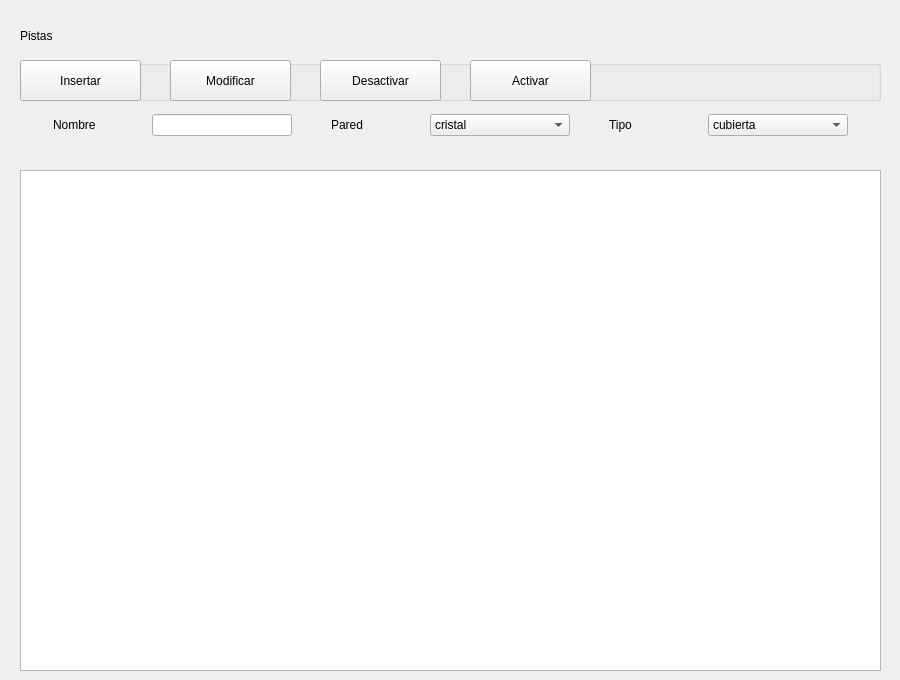
Old version of the form ui/qt/pista_page.ui in the repository i82camud/Club_Padel.
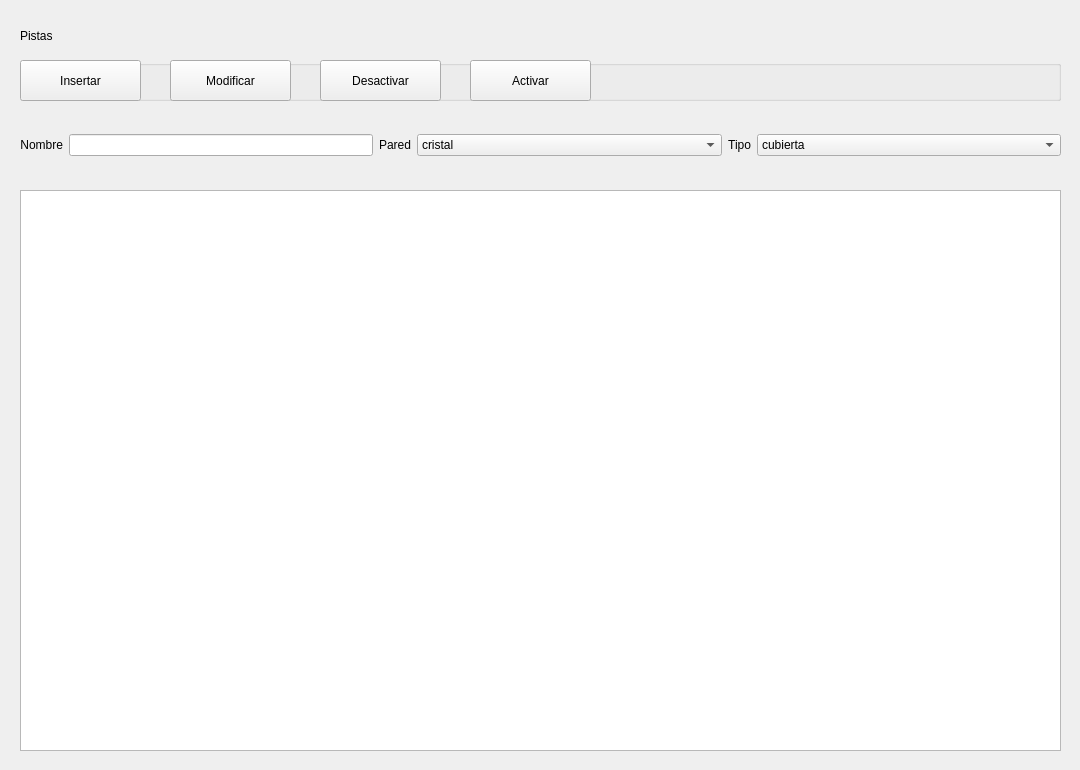
New version of the form.

Diff of the .ui file:
```diff
--- a/ui/qt/pista_page.ui
+++ b/ui/qt/pista_page.ui
@@ -6,8 +6,8 @@
    <rect>
     <x>0</x>
     <y>0</y>
-    <width>900</width>
-    <height>680</height>
+    <width>1080</width>
+    <height>770</height>
    </rect>
   </property>
   <property name="windowTitle">
@@ -18,7 +18,7 @@
     <rect>
      <x>20</x>
      <y>60</y>
-     <width>861</width>
+     <width>1041</width>
      <height>41</height>
     </rect>
    </property>
@@ -78,34 +78,98 @@
     </property>
    </widget>
   </widget>
-  <widget class="QWidget" name="gridLayoutWidget">
+  <widget class="QTableWidget" name="tabla_pistas">
+   <property name="geometry">
+    <rect>
+     <x>20</x>
+     <y>190</y>
+     <width>1041</width>
+     <height>561</height>
+    </rect>
+   </property>
+   <property name="alternatingRowColors">
+    <bool>true</bool>
+   </property>
+   <property name="selectionBehavior">
+    <enum>QAbstractItemView::SelectRows</enum>
+   </property>
+  </widget>
+  <widget class="QLabel" name="label_socios">
+   <property name="geometry">
+    <rect>
+     <x>20</x>
+     <y>20</y>
+     <width>221</width>
+     <height>31</height>
+    </rect>
+   </property>
+   <property name="text">
+    <string>Pistas</string>
+   </property>
+  </widget>
+  <widget class="QWidget" name="gridLayoutWidget_2">
    <property name="geometry">
     <rect>
      <x>20</x>
      <y>110</y>
-     <width>861</width>
-     <height>31</height>
+     <width>1041</width>
+     <height>71</height>
     </rect>
    </property>
-   <layout class="QGridLayout" name="gridLayout">
+   <layout class="QGridLayout" name="gridLayout_2">
+    <item row="0" column="0">
+     <widget class="QLabel" name="label_4">
+      <property name="sizePolicy">
+       <sizepolicy hsizetype="Fixed" vsizetype="Preferred">
+        <horstretch>0</horstretch>
+        <verstretch>0</verstretch>
+       </sizepolicy>
+      </property>
+      <property name="text">
+       <string>Nombre</string>
+      </property>
+      <property name="alignment">
+       <set>Qt::AlignRight|Qt::AlignTrailing|Qt::AlignVCenter</set>
+      </property>
+     </widget>
+    </item>
+    <item row="0" column="4">
+     <widget class="QLabel" name="label_5">
+      <property name="sizePolicy">
+       <sizepolicy hsizetype="Fixed" vsizetype="Preferred">
+        <horstretch>0</horstretch>
+        <verstretch>0</verstretch>
+       </sizepolicy>
+      </property>
+      <property name="text">
+       <string>Tipo</string>
+      </property>
+      <property name="alignment">
+       <set>Qt::AlignRight|Qt::AlignTrailing|Qt::AlignVCenter</set>
+      </property>
+     </widget>
+    </item>
     <item row="0" column="2">
-     <widget class="QLabel" name="label_2">
-      <property name="maximumSize">
-       <size>
-        <width>60</width>
-        <height>16777215</height>
-       </size>
+     <widget class="QLabel" name="label_6">
+      <property name="sizePolicy">
+       <sizepolicy hsizetype="Fixed" vsizetype="Preferred">
+        <horstretch>0</horstretch>
+        <verstretch>0</verstretch>
+       </sizepolicy>
       </property>
       <property name="text">
        <string>Pared</string>
       </property>
+      <property name="alignment">
+       <set>Qt::AlignRight|Qt::AlignTrailing|Qt::AlignVCenter</set>
+      </property>
      </widget>
     </item>
-    <item row="0" column="7">
+    <item row="0" column="5">
      <widget class="QComboBox" name="cmb_tipo">
       <property name="maximumSize">
        <size>
-        <width>140</width>
+        <width>16777215</width>
         <height>16777215</height>
        </size>
       </property>
@@ -125,7 +189,7 @@
      <widget class="QComboBox" name="cmb_pared">
       <property name="maximumSize">
        <size>
-        <width>140</width>
+        <width>16777215</width>
         <height>16777215</height>
        </size>
       </property>
@@ -141,66 +205,29 @@
       </item>
      </widget>
     </item>
-    <item row="0" column="4">
-     <widget class="QLabel" name="label_3">
-      <property name="maximumSize">
-       <size>
-        <width>60</width>
-        <height>16777215</height>
-       </size>
-      </property>
-      <property name="text">
-       <string>Tipo</string>
-      </property>
-     </widget>
-    </item>
     <item row="0" column="1">
      <widget class="QLineEdit" name="txt_nombre">
-      <property name="maximumSize">
-       <size>
-        <width>140</width>
-        <height>16777215</height>
-       </size>
+      <property name="sizePolicy">
+       <sizepolicy hsizetype="Preferred" vsizetype="Fixed">
+        <horstretch>0</horstretch>
+        <verstretch>0</verstretch>
+       </sizepolicy>
       </property>
-     </widget>
-    </item>
-    <item row="0" column="0">
-     <widget class="QLabel" name="label">
       <property name="maximumSize">
        <size>
-        <width>60</width>
+        <width>16777215</width>
         <height>16777215</height>
        </size>
       </property>
-      <property name="text">
-       <string>Nombre</string>
-      </property>
      </widget>
     </item>
    </layout>
-  </widget>
-  <widget class="QTableWidget" name="tabla_pistas">
-   <property name="geometry">
-    <rect>
-     <x>20</x>
-     <y>170</y>
-     <width>861</width>
-     <height>501</height>
-    </rect>
-   </property>
-  </widget>
-  <widget class="QLabel" name="label_socios">
-   <property name="geometry">
-    <rect>
-     <x>20</x>
-     <y>20</y>
-     <width>221</width>
-     <height>31</height>
-    </rect>
-   </property>
-   <property name="text">
-    <string>Pistas</string>
-   </property>
+   <zorder>label_6</zorder>
+   <zorder>label_4</zorder>
+   <zorder>label_5</zorder>
+   <zorder>cmb_tipo</zorder>
+   <zorder>cmb_pared</zorder>
+   <zorder>txt_nombre</zorder>
   </widget>
  </widget>
  <resources/>
```
